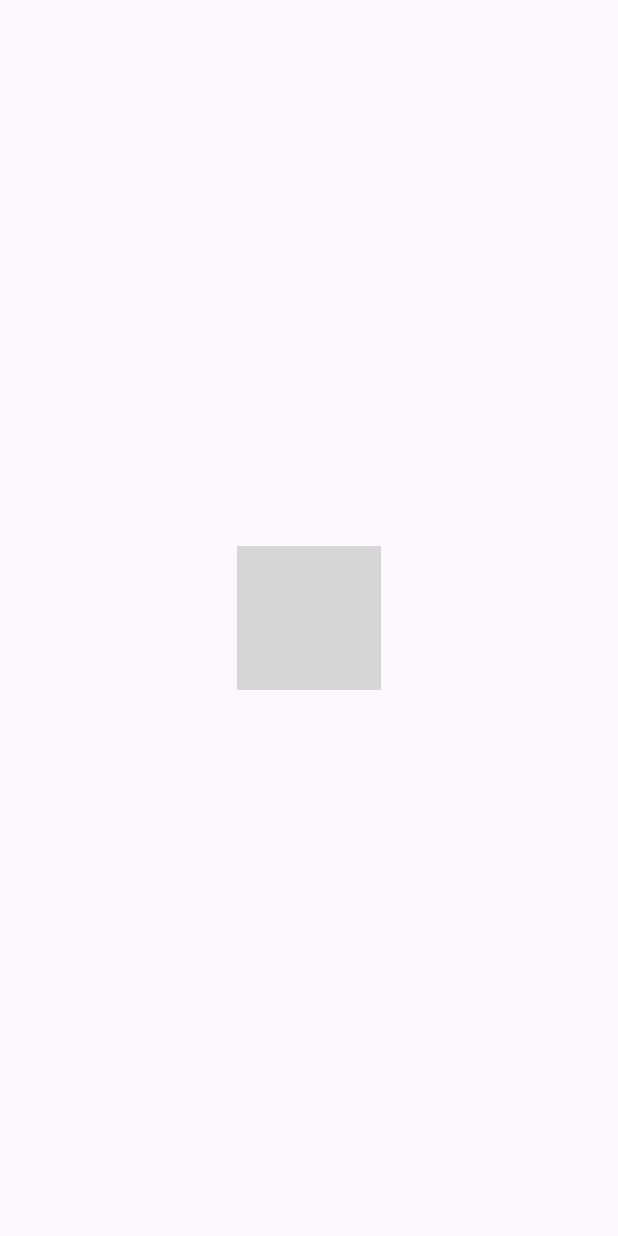
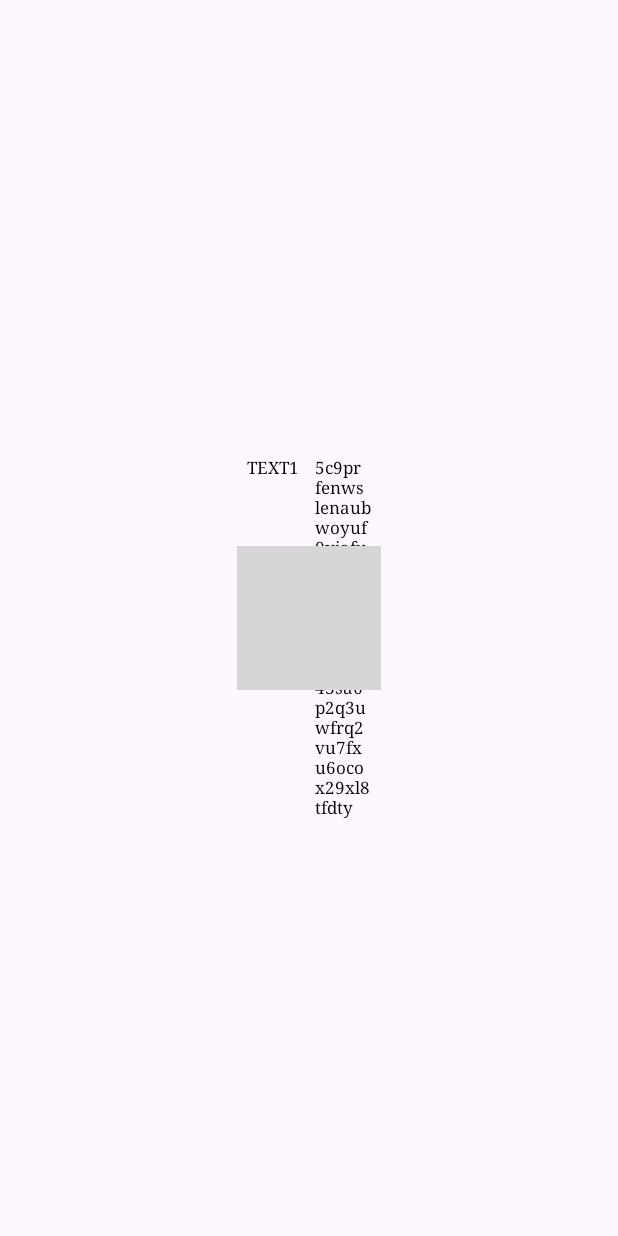
Before and after one commit to Gennadiy-Korobeynikov/TheTower, an Android app: the layout fragment_book.xml on its own in the app's theme, with its tools: preview values and no code run, on a phone screen of 412 x 824 dp. Run offline under Robolectric (Android 15) with nearby library versions, the phone set to English and light mode, and no system bars; grey boxes are pictures that could not be loaded.

Commit message:
Вместо кнопки перехода по ссылке сделал кликабельными сами ссылки

```diff
--- a/app/src/main/res/layout/fragment_book.xml
+++ b/app/src/main/res/layout/fragment_book.xml
@@ -26,7 +26,7 @@
             app:layout_constraintBottom_toBottomOf="parent"
             android:scaleX="1"
             android:scaleY="1"
-            android:src="@drawable/lvl4_book_cover_blue" />
+            android:src="@drawable/lvl4_book_blank" />
 
         <TextView
             android:id="@+id/tv_title"
@@ -63,7 +63,11 @@
             android:layout_width="0dp"
             android:layout_height="wrap_content"
             android:textColor="@color/black"
-            android:textSize="15sp"
+            android:textColorLink="@color/black"
+            android:textSize="11sp"
+            android:fontFamily="serif"
+            android:justificationMode="inter_word"
+            android:linksClickable="true"
             app:layout_constraintWidth_percent="0.4"
             app:layout_constraintStart_toStartOf="@id/guideV_text_left"
             app:layout_constraintTop_toTopOf="@id/guideH_text_left"
@@ -87,27 +91,17 @@
             android:layout_width="0dp"
             android:layout_height="wrap_content"
             android:textColor="@color/black"
-            android:textSize="15sp"
+            android:textColorLink="@color/black"
+            android:fontFamily="serif"
+            android:textSize="11sp"
+            android:justificationMode="inter_word"
+            android:linksClickable="true"
             app:layout_constraintWidth_percent="0.39"
             app:layout_constraintStart_toStartOf="@id/guideV_text_right"
             app:layout_constraintTop_toTopOf="@id/guideH_text_right"
-            tools:text="TEXT2" />
+            tools:text="@string/lvl4_book_help_text2" />
 
 
-        <androidx.appcompat.widget.AppCompatButton
-            android:id="@+id/btn_link"
-            android:layout_width="0dp"
-            android:layout_height="0dp"
-            app:layout_constraintBottom_toBottomOf="parent"
-            app:layout_constraintWidth_percent="0.1"
-            app:layout_constraintHeight_percent="0.1"
-            app:layout_constraintHorizontal_bias="0.7"
-            app:layout_constraintVertical_bias="0.7"
-            app:layout_constraintEnd_toEndOf="@id/tv_page_text_left"
-            app:layout_constraintStart_toStartOf="@id/tv_page_text_left"
-            app:layout_constraintTop_toTopOf="@id/tv_page_text_left"
-            android:background="@drawable/button_outline"
-            android:visibility="visible"/>
 
     </androidx.constraintlayout.widget.ConstraintLayout>
 </FrameLayout>
```
Also changed, not shown: app/src/main/java/com/tpu/thetower/fragments/BookFragment.kt (+3 -18 lines), app/src/main/java/com/tpu/thetower/fragments/BooksFragment.kt (+2 -11 lines), 1 other file.
